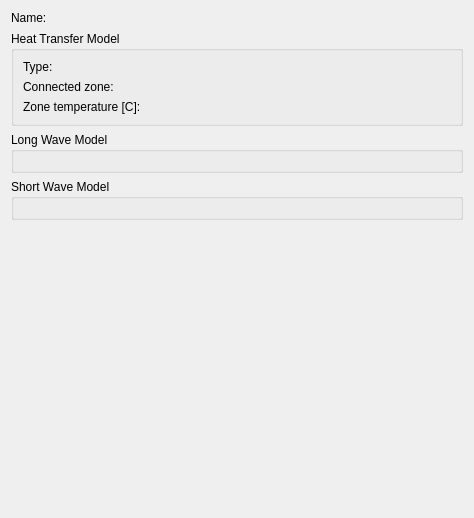
Above: SIM-VICUS/src/SVDBLCAPeriodEditWidget.ui from Brockaaa/SIM-VICUS before the change. Below: the same form after it.
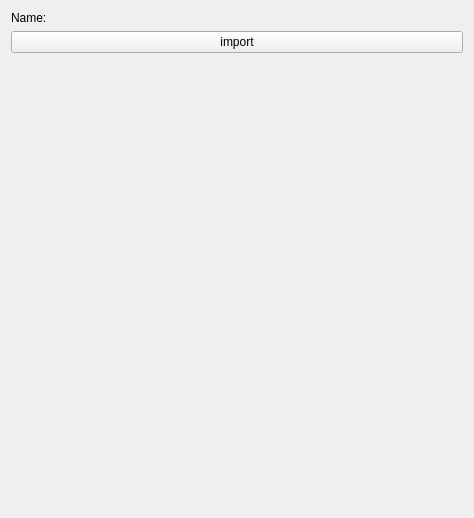
That is the form after the change.

```diff
--- a/SIM-VICUS/src/SVDBLCAPeriodEditWidget.ui
+++ b/SIM-VICUS/src/SVDBLCAPeriodEditWidget.ui
@@ -32,60 +32,10 @@
     </layout>
    </item>
    <item>
-    <widget class="QGroupBox" name="groupBoxHeatTransfer">
-     <property name="title">
-      <string>Heat Transfer Model</string>
+    <widget class="QPushButton" name="pushButton">
+     <property name="text">
+      <string>import</string>
      </property>
-     <layout class="QGridLayout" name="gridLayout_4">
-      <item row="0" column="0">
-       <widget class="QLabel" name="labelHeatTransferCoeffModelType">
-        <property name="text">
-         <string>Type:</string>
-        </property>
-       </widget>
-      </item>
-      <item row="1" column="0">
-       <widget class="QLabel" name="labelConnectedZoneType">
-        <property name="text">
-         <string>Connected zone:</string>
-        </property>
-       </widget>
-      </item>
-      <item row="2" column="0" colspan="2">
-       <widget class="QLabel" name="labelZoneConstTemperature">
-        <property name="text">
-         <string>Zone temperature [C]:</string>
-        </property>
-       </widget>
-      </item>
-      <item row="3" column="0" colspan="3">
-       <layout class="QGridLayout" name="gridLayout"/>
-      </item>
-     </layout>
-    </widget>
-   </item>
-   <item>
-    <widget class="QGroupBox" name="groupBoxLongWaveExchange">
-     <property name="title">
-      <string>Long Wave Model</string>
-     </property>
-     <layout class="QGridLayout" name="gridLayout_2">
-      <item row="0" column="0" colspan="2">
-       <layout class="QHBoxLayout" name="horizontalLayout_2"/>
-      </item>
-     </layout>
-    </widget>
-   </item>
-   <item>
-    <widget class="QGroupBox" name="groupBoxShortWaveRad">
-     <property name="title">
-      <string>Short Wave Model</string>
-     </property>
-     <layout class="QGridLayout" name="gridLayout_3">
-      <item row="0" column="0" colspan="2">
-       <layout class="QHBoxLayout" name="horizontalLayout_3"/>
-      </item>
-     </layout>
     </widget>
    </item>
    <item>
```
